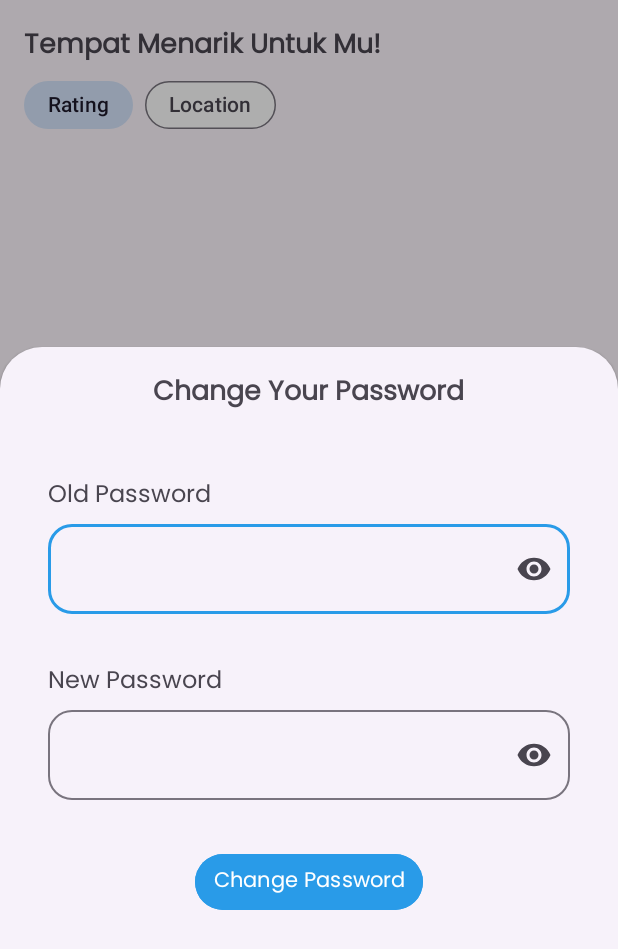
After one commit to sentiGo/sentiGo-MobileDevelopment, an Android app: the fragment ChangePasswordFragment placed in its activity, on a phone screen of 412 x 824 dp. The commit adds this screen. Shown: the top 949 px of the screen. Run offline under Robolectric (Android 15) with nearby library versions, the phone set to English and light mode, and no system bars; our stand-ins replace navigation-ui; 1 statement that could not run was skipped.

Commit message:
Selesai fitur ganti password

```diff
--- a/app/build.gradle
+++ b/app/build.gradle
@@ -47,6 +47,7 @@ dependencies {
     implementation 'androidx.constraintlayout:constraintlayout:2.1.4'
     implementation 'com.google.android.gms:play-services-maps:18.1.0'
     implementation 'com.google.android.gms:play-services-location:21.0.1'
+    implementation 'androidx.legacy:legacy-support-v4:1.0.0'
     testImplementation 'junit:junit:4.13.2'
     androidTestImplementation 'androidx.test.ext:junit:1.1.5'
     androidTestImplementation 'androidx.test.espresso:espresso-core:3.5.1'
--- a/app/src/main/java/com/sentigo/bangkit/sentigoapp/data/AppRepository.kt
+++ b/app/src/main/java/com/sentigo/bangkit/sentigoapp/data/AppRepository.kt
@@ -34,6 +34,9 @@ class AppRepository(
 
     private val _detailDestinasiResponse = MutableLiveData<Result<DetailDestinasi>>(Result.Loading)
     val detailDestinasiResponse: LiveData<Result<DetailDestinasi>> get() = _detailDestinasiResponse
+
+    private val _changePasswordUserResponse = MutableLiveData<Result<RegisterResponse>>(Result.Loading)
+    val changePasswordUserResponse: LiveData<Result<RegisterResponse>> get() = _changePasswordUserResponse
 
     suspend fun loginUser(email: String, password: String) {
         _loginResponse.value = Result.Loading
@@ -117,6 +120,19 @@ class AppRepository(
         }
     }
 
+    suspend fun putChangePassword(token: String, id: Int, oldPass: String?, newPass: String?) {
+        _changePasswordUserResponse.value = Result.Loading
+        try {
+            val response = apiService.changePasswordUser("Bearer $token", id, oldPass, newPass)
+            _changePasswordUserResponse.value = Result.Success(response)
+        } catch (e: HttpException){
+            val error = e.response()?.errorBody()?.string()?.let { JSONObject(it) }
+            _changePasswordUserResponse.postValue(error?.getString("message")?.let { Result.Error(it) })
+        } catch (e: Exception) {
+            _changePasswordUserResponse.value = Result.Error(e.message.toString())
+        }
+    }
+
     fun getFavoriteDb(): LiveData<List<FavoriteEntity>> = db.getFavoriteDb()
 
     suspend fun saveFavoriteDb(data: FavoriteEntity) {
--- a/app/src/main/java/com/sentigo/bangkit/sentigoapp/data/remote/api/ApiService.kt
+++ b/app/src/main/java/com/sentigo/bangkit/sentigoapp/data/remote/api/ApiService.kt
@@ -44,4 +44,13 @@ interface ApiService {
         @Field("latitude") lat: Double?,
         @Field("longitude") lon: Double?
     ) : LocationDestinasiResponse
+
+    @FormUrlEncoded
+    @PUT("changePassword/{id}")
+    suspend fun changePasswordUser(
+        @Header("Authorization") token: String,
+        @Path("id") id: Int,
+        @Field("oldPassword") oldPass: String?,
+        @Field("newPassword") newPass: String?
+    ) : RegisterResponse
 }
--- a/app/src/main/java/com/sentigo/bangkit/sentigoapp/di/ViewModelFactory.kt
+++ b/app/src/main/java/com/sentigo/bangkit/sentigoapp/di/ViewModelFactory.kt
@@ -10,6 +10,7 @@ import com.sentigo.bangkit.sentigoapp.ui.find.FindViewModel
 import com.sentigo.bangkit.sentigoapp.ui.home.HomeViewModel
 import com.sentigo.bangkit.sentigoapp.ui.login.LoginViewModel
 import com.sentigo.bangkit.sentigoapp.ui.profile.ProfileViewModel
+import com.sentigo.bangkit.sentigoapp.ui.profile.sheet.ChangePasswordSheetViewModel
 import com.sentigo.bangkit.sentigoapp.ui.register.RegisterViewModel
 
 class ViewModelFactory(private val pref: AppRepository) : ViewModelProvider.NewInstanceFactory() {
@@ -38,6 +39,9 @@ class ViewModelFactory(private val pref: AppRepository) : ViewModelProvider.NewI
             modelClass.isAssignableFrom(DetailViewModel::class.java) -> {
                 DetailViewModel(pref) as T
             }
+            modelClass.isAssignableFrom(ChangePasswordSheetViewModel::class.java) -> {
+                ChangePasswordSheetViewModel(pref) as T
+            }
             else -> throw IllegalArgumentException("Unknown ViewModel class: ${modelClass.name}")
         }
     }
--- a/app/src/main/java/com/sentigo/bangkit/sentigoapp/ui/profile/ProfileFragment.kt
+++ b/app/src/main/java/com/sentigo/bangkit/sentigoapp/ui/profile/ProfileFragment.kt
@@ -12,6 +12,7 @@ import com.sentigo.bangkit.sentigoapp.data.remote.response.UserData
 import com.sentigo.bangkit.sentigoapp.di.Result
 import com.sentigo.bangkit.sentigoapp.databinding.FragmentProfileBinding
 import com.sentigo.bangkit.sentigoapp.di.ViewModelFactory
+import com.sentigo.bangkit.sentigoapp.ui.profile.sheet.ChangePasswordFragment
 
 class ProfileFragment : Fragment() {
 
@@ -68,8 +69,15 @@ class ProfileFragment : Fragment() {
     }
 
     private fun setupAction() {
+
+        val changePasswordBottomSheet = ChangePasswordFragment()
+
         binding.btnLogout.setOnClickListener {
             profileViewModel.logout()
+        }
+
+        binding.btnChangePassword.setOnClickListener {
+            changePasswordBottomSheet.show(parentFragmentManager, ChangePasswordFragment.TAG)
         }
     }
 
--- /dev/null
+++ b/app/src/main/java/com/sentigo/bangkit/sentigoapp/ui/profile/sheet/ChangePasswordFragment.kt
@@ -0,0 +1,95 @@
+package com.sentigo.bangkit.sentigoapp.ui.profile.sheet
+
+import android.os.Bundle
+import android.view.LayoutInflater
+import android.view.View
+import android.view.ViewGroup
+import android.widget.Toast
+import androidx.fragment.app.viewModels
+import com.google.android.material.bottomsheet.BottomSheetDialogFragment
+import com.sentigo.bangkit.sentigoapp.R
+import com.sentigo.bangkit.sentigoapp.di.Result
+import com.sentigo.bangkit.sentigoapp.databinding.FragmentChangePasswordBinding
+import com.sentigo.bangkit.sentigoapp.di.ViewModelFactory
+
+class ChangePasswordFragment : BottomSheetDialogFragment() {
+
+    private var _binding : FragmentChangePasswordBinding? = null
+    private val binding get() = _binding!!
+
+    private lateinit var factory: ViewModelFactory
+    private val viewModel: ChangePasswordSheetViewModel by viewModels { factory }
+
+    private var token: String = ""
+    private var id = -1
+
+    private var clickBottom = false
+
+    override fun onCreateView(
+        inflater: LayoutInflater, container: ViewGroup?,
+        savedInstanceState: Bundle?
+    ): View {
+        _binding = FragmentChangePasswordBinding.inflate(inflater, container, false)
+        return binding.root
+    }
+
+    override fun onViewCreated(view: View, savedInstanceState: Bundle?) {
+        super.onViewCreated(view, savedInstanceState)
+
+        factory = ViewModelFactory.getInstance(requireActivity())
+
+        viewModel.changePasswordResponse.observe(viewLifecycleOwner) { response ->
+            if (response != null) {
+                when (response) {
+                    is Result.Loading -> {
+                        if (clickBottom) binding.progressBar.visibility = View.VISIBLE
+                    }
+
+                    is Result.Success -> {
+                        binding.progressBar.visibility = View.GONE
+                        if (response.data.message == "Password is updated" && clickBottom){
+                            Toast.makeText(requireActivity(), response.data.message, Toast.LENGTH_SHORT).show()
+                            clickBottom = false
+                            binding.edOldPassword.setText("")
+                            binding.edNewPassword.setText("")
+                            dismiss()
+                        }
+                    }
+
+                    is Result.Error -> {
+                        binding.progressBar.visibility = View.GONE
+                        Toast.makeText(requireActivity(), response.error, Toast.LENGTH_SHORT).show()
+                    }
+                }
+            }
+        }
+
+        viewModel.getUserPref.observe(viewLifecycleOwner) {
+            token = it.token
+            id = it.id
+        }
+
+        setupAction()
+    }
+
+    private fun setupAction() {
+
+        binding.btnChangePassword.setOnClickListener {
+            val oldPassword = binding.edOldPassword.text.toString()
+            val newPassword = binding.edNewPassword.text.toString()
+
+            if (oldPassword == newPassword) {
+                Toast.makeText(requireActivity(), getString(R.string.text_change_password_same), Toast.LENGTH_SHORT).show()
+            } else if (newPassword.length < 8) {
+                binding.edNewPassword.error = getString(R.string.password_6)
+            } else {
+                clickBottom = true
+                viewModel.putChangePassword(token, id, oldPassword, newPassword)
+            }
+        }
+    }
+
+    companion object {
+        const val TAG = "ChangePasswordFragment"
+    }
+}
--- /dev/null
+++ b/app/src/main/java/com/sentigo/bangkit/sentigoapp/ui/profile/sheet/ChangePasswordSheetViewModel.kt
@@ -0,0 +1,21 @@
+package com.sentigo.bangkit.sentigoapp.ui.profile.sheet
+
+import androidx.lifecycle.LiveData
+import androidx.lifecycle.ViewModel
+import androidx.lifecycle.viewModelScope
+import com.sentigo.bangkit.sentigoapp.data.AppRepository
+import com.sentigo.bangkit.sentigoapp.data.remote.response.RegisterResponse
+import com.sentigo.bangkit.sentigoapp.di.Result
+import kotlinx.coroutines.launch
+
+class ChangePasswordSheetViewModel(private val repo: AppRepository) : ViewModel() {
+
+    val changePasswordResponse : LiveData<Result<RegisterResponse>> get() = repo.changePasswordUserResponse
+    val getUserPref = repo.getUserPref()
+
+    fun putChangePassword(token: String, id: Int, oldPass: String?, newPass: String?) {
+        viewModelScope.launch {
+            repo.putChangePassword(token, id, oldPass, newPass)
+        }
+    }
+}
--- /dev/null
+++ b/app/src/main/res/layout/fragment_change_password.xml
@@ -0,0 +1,114 @@
+<?xml version="1.0" encoding="utf-8"?>
+<androidx.constraintlayout.widget.ConstraintLayout xmlns:android="http://schemas.android.com/apk/res/android"
+    xmlns:app="http://schemas.android.com/apk/res-auto"
+    xmlns:tools="http://schemas.android.com/tools"
+    android:layout_width="match_parent"
+    android:layout_height="match_parent"
+    tools:context=".ui.profile.sheet.ChangePasswordFragment">
+
+    <FrameLayout
+        android:layout_width="match_parent"
+        android:layout_height="600dp"
+        app:layout_behavior="com.google.android.material.bottomsheet.BottomSheetBehavior"
+        app:layout_constraintEnd_toEndOf="parent"
+        app:layout_constraintStart_toStartOf="parent"
+        app:layout_constraintTop_toTopOf="parent">
+
+        <LinearLayout
+            android:layout_width="match_parent"
+            android:layout_height="match_parent"
+            android:orientation="vertical">
+
+            <TextView
+                android:layout_width="wrap_content"
+                android:layout_height="wrap_content"
+                android:layout_margin="16dp"
+                android:text="@string/text_change_your_password"
+                android:textSize="18sp"
+                android:layout_gravity="center|top"
+                android:textStyle="bold" />
+
+            <TextView
+                android:layout_width="wrap_content"
+                android:layout_height="wrap_content"
+                android:layout_marginTop="24dp"
+                android:layout_marginStart="32dp"
+                android:layout_marginEnd="32dp"
+                android:text="@string/text_old_password"
+                android:textSize="16sp" />
+
+            <com.google.android.material.textfield.TextInputLayout
+                android:id="@+id/textField"
+                android:layout_width="match_parent"
+                android:layout_height="65dp"
+                android:layout_marginStart="32dp"
+                android:layout_marginEnd="32dp"
+                app:errorEnabled="true"
+                app:endIconMode="password_toggle"
+                app:boxCornerRadiusTopStart="16dp"
+                app:boxCornerRadiusBottomEnd="16dp"
+                app:boxCornerRadiusBottomStart="16dp"
+                app:boxCornerRadiusTopEnd="16dp">
+
+                <com.google.android.material.textfield.TextInputEditText
+                    android:id="@+id/ed_old_password"
+                    android:layout_width="match_parent"
+                    android:layout_height="wrap_content"
+                    android:inputType="textPassword" />
+
+            </com.google.android.material.textfield.TextInputLayout>
+
+            <TextView
+                android:layout_width="wrap_content"
+                android:layout_height="wrap_content"
+                android:layout_marginTop="32dp"
+                android:layout_marginStart="32dp"
+                android:layout_marginEnd="32dp"
+                android:text="@string/text_new_password"
+                android:textSize="16sp" />
+
+            <com.google.android.material.textfield.TextInputLayout
+                android:id="@+id/textField2"
+                android:layout_width="match_parent"
+                android:layout_height="65dp"
+                android:layout_marginStart="32dp"
+                android:layout_marginEnd="32dp"
+                app:endIconMode="password_toggle"
+                app:boxCornerRadiusTopStart="16dp"
+                app:boxCornerRadiusBottomEnd="16dp"
+                app:boxCornerRadiusBottomStart="16dp"
+                app:boxCornerRadiusTopEnd="16dp">
+
+                <com.google.android.material.textfield.TextInputEditText
+                    android:id="@+id/ed_new_password"
+                    android:layout_width="match_parent"
+                    android:layout_height="match_parent"
+                    android:inputType="textPassword" />
+
+            </com.google.android.material.textfield.TextInputLayout>
+
+            <Button
+                android:id="@+id/btn_change_password"
+                android:layout_width="wrap_content"
+                android:layout_height="45dp"
+                android:text="@string/text_change_password"
+                android:layout_margin="32dp"
+                android:layout_gravity="center"
+                android:textColor="@color/white"
+                android:backgroundTint="?attr/colorPrimary"/>
+
+        </LinearLayout>
+
+        <ProgressBar
+            android:id="@+id/progressBar"
+            style="?android:attr/progressBarStyle"
+            android:layout_width="wrap_content"
+            android:layout_height="wrap_content"
+            android:visibility="gone"
+            android:layout_gravity="center"
+            tools:visibility="visible" />
+
+    </FrameLayout>
+
+
+</androidx.constraintlayout.widget.ConstraintLayout>
--- a/app/src/main/res/layout/fragment_find.xml
+++ b/app/src/main/res/layout/fragment_find.xml
@@ -59,16 +59,14 @@
             android:layout_height="wrap_content"
             android:gravity="top"
             android:inputType="textMultiLine"
-            android:lines="5"
-
-            />
+            android:lines="5"/>
 
     </com.google.android.material.textfield.TextInputLayout>
 
     <Button
         android:id="@+id/btn_result"
         android:layout_width="wrap_content"
-        android:layout_height="40dp"
+        android:layout_height="45dp"
         android:text="@string/text_result"
         android:layout_margin="32dp"
         app:layout_constraintEnd_toEndOf="parent"
--- a/app/src/main/res/layout/fragment_profile.xml
+++ b/app/src/main/res/layout/fragment_profile.xml
@@ -80,7 +80,7 @@
                     android:layout_width="wrap_content"
                     android:layout_height="wrap_content"
                     android:src="@drawable/icon_image"
-                    android:layout_marginEnd="4dp" />
+                    android:layout_marginEnd="8dp" />
 
                 <TextView
                     android:layout_width="0dp"
@@ -115,7 +115,7 @@
                     android:layout_width="wrap_content"
                     android:layout_height="wrap_content"
                     android:src="@drawable/icon_password"
-                    android:layout_marginEnd="4dp" />
+                    android:layout_marginEnd="8dp" />
 
                 <TextView
                     android:layout_width="0dp"
@@ -150,7 +150,7 @@
                     android:layout_width="wrap_content"
                     android:layout_height="wrap_content"
                     android:src="@drawable/icon_edit"
-                    android:layout_marginEnd="4dp" />
+                    android:layout_marginEnd="8dp" />
 
                 <TextView
                     android:layout_width="0dp"
@@ -185,7 +185,7 @@
                     android:layout_width="wrap_content"
                     android:layout_height="wrap_content"
                     android:src="@drawable/icon_logout"
-                    android:layout_marginEnd="4dp" />
+                    android:layout_marginEnd="8dp" />
 
                 <TextView
                     android:layout_width="0dp"
--- /dev/null
+++ b/app/src/main/res/values/dimens.xml
@@ -0,0 +1,5 @@
+<?xml version="1.0"?>
+<resources>
+    <dimen name="list_item_spacing">16dp</dimen>
+    <dimen name="list_item_spacing_half">8dp</dimen>
+</resources>
--- a/app/src/main/res/values/strings.xml
+++ b/app/src/main/res/values/strings.xml
@@ -47,4 +47,8 @@
     <string name="text_result">Result</string>
     <string name="text_change_password">Change Password</string>
     <string name="text_change_language">Change Language</string>
+    <string name="text_change_your_password">Change Your Password</string>
+    <string name="text_old_password">Old Password</string>
+    <string name="text_new_password">New Password</string>
+    <string name="text_change_password_same">The old password and the new password are the same!</string>
 </resources>
```
